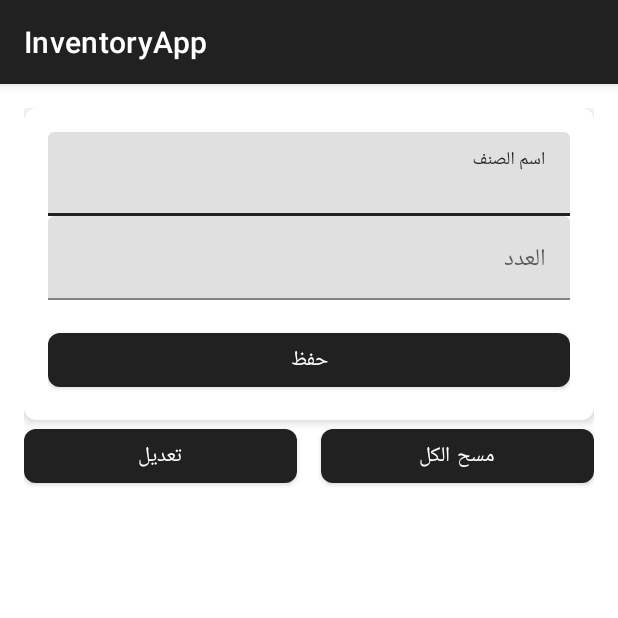
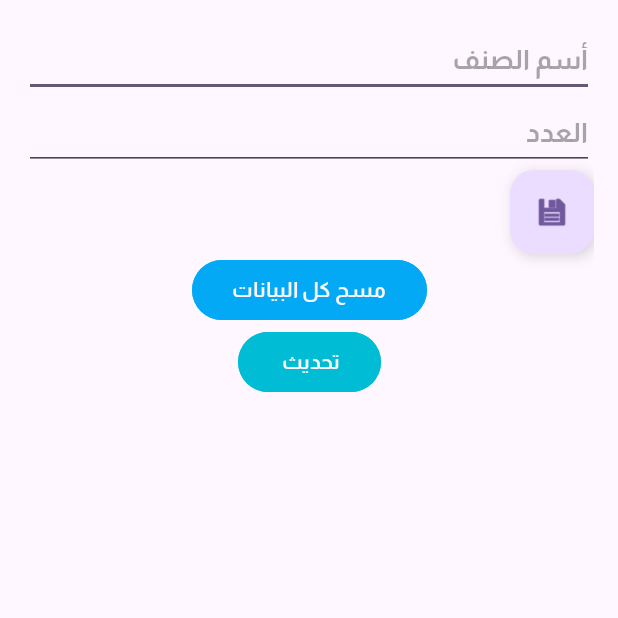
Before and after one commit to mohamed2539/AndroidSaveInfoApp, an Android app: the screen it shows after launch (MainActivity), on a phone screen of 412 x 824 dp, the top half of it. Run offline under Robolectric (Android 15) with nearby library versions, the phone set to English and light mode, and no system bars.

```diff
--- a/app/src/main/java/com/example/inventoryapp/MainActivity.java
+++ b/app/src/main/java/com/example/inventoryapp/MainActivity.java
@@ -6,72 +6,88 @@ import android.database.sqlite.SQLiteDatabase;
 import android.os.Bundle;
 import androidx.appcompat.app.AlertDialog;
 import androidx.appcompat.app.AppCompatActivity;
+import androidx.recyclerview.widget.LinearLayoutManager;
+import androidx.recyclerview.widget.RecyclerView;
+import android.view.LayoutInflater;
 import android.view.View;
-import android.widget.ArrayAdapter;
 import android.widget.Button;
 import android.widget.EditText;
-import android.widget.ListView;
 import android.widget.Toast;
+import com.google.android.material.floatingactionbutton.FloatingActionButton;
 import java.util.ArrayList;
 
 public class MainActivity extends AppCompatActivity {
 
     private EditText editTextClassName, editTextQuantity;
-    private Button buttonSave, buttonClearAll, buttonUpdate;
-    private ListView listViewItems;
+    private Button buttonClearAll, buttonUpdate;
+    private RecyclerView recyclerViewItems;
     private ArrayList<String> itemsList;
-    private ArrayAdapter<String> adapter;
+    private ItemAdapter adapter;
     private DatabaseHelper dbHelper;
+    private FloatingActionButton fabSave;
 
     @Override
     protected void onCreate(Bundle savedInstanceState) {
         super.onCreate(savedInstanceState);
         setContentView(R.layout.activity_main);
 
-        // تهيئة العناصر
+        // Initialize views
         editTextClassName = findViewById(R.id.editTextClassName);
         editTextQuantity = findViewById(R.id.editTextQuantity);
-        buttonSave = findViewById(R.id.buttonSave);
         buttonClearAll = findViewById(R.id.buttonClearAll);
         buttonUpdate = findViewById(R.id.buttonUpdate);
-        listViewItems = findViewById(R.id.listViewItems);
+        recyclerViewItems = findViewById(R.id.recyclerViewItems);
+        fabSave = findViewById(R.id.fabSave);
 
-        // تهيئة القائمة و Adapter
+        // Initialize RecyclerView
         itemsList = new ArrayList<>();
-        adapter = new ArrayAdapter<>(this, android.R.layout.simple_list_item_1, itemsList);
-        listViewItems.setAdapter(adapter);
+        dbHelper = new DatabaseHelper(this);
+        adapter = new ItemAdapter(itemsList, dbHelper);
+        recyclerViewItems.setLayoutManager(new LinearLayoutManager(this));
+        recyclerViewItems.setAdapter(adapter);
 
-        // تهيئة قاعدة البيانات
-        dbHelper = new DatabaseHelper(this);
-
-        // تحميل البيانات عند بدء التشغيل
+        // Load items from database
         loadItemsFromDatabase();
 
         // Save Button Listener
-        buttonSave.setOnClickListener(v -> saveItemToDatabase());
+        fabSave.setOnClickListener(v -> saveItemToDatabase());
+
+        // Clear All Button Listener
+        buttonClearAll.setOnClickListener(v -> {
+            new AlertDialog.Builder(MainActivity.this)
+                    .setTitle(" مسح الكل")
+                    .setMessage("أنت متاكد يا تيحه أنك عايز تمسح كل حاجه ولا انت مصطبح")
+                    .setPositiveButton("Yes", (dialog, which) -> {
+                        dbHelper.clearAllItems();
+                        itemsList.clear();
+                        adapter.notifyDataSetChanged();
+                        Toast.makeText(MainActivity.this, "شغلانه خره مسحتلك ياعم كل حاجه", Toast.LENGTH_SHORT).show();
+                    })
+                    .setNegativeButton("No", null)
+                    .show();
+        });
 
         // Update Button Listener
         buttonUpdate.setOnClickListener(v -> {
-            int selectedItemPosition = listViewItems.getCheckedItemPosition();
+            int selectedItemPosition = adapter.getSelectedItemPosition();
 
-            if (selectedItemPosition != ListView.INVALID_POSITION) { // تأكد من اختيار العنصر
+            if (selectedItemPosition != RecyclerView.NO_POSITION) {
                 String selectedItem = itemsList.get(selectedItemPosition);
                 String[] parts = selectedItem.split(" - ");
 
-                if (parts.length >= 3) { // تأكد من وجود ID واسم الصنف والعدد
+                if (parts.length >= 3) {
                     int itemId = Integer.parseInt(parts[0]);
                     String currentClassName = parts[1];
                     int currentQuantity = Integer.parseInt(parts[2]);
 
-                    // إنشاء حوار التعديل
+                    // Create update dialog
                     AlertDialog.Builder builder = new AlertDialog.Builder(MainActivity.this);
-                    View dialogView = getLayoutInflater().inflate(R.layout.update_dialog, null);
+                    View dialogView = LayoutInflater.from(this).inflate(R.layout.update_dialog, null);
 
                     EditText editClassName = dialogView.findViewById(R.id.editTextUpdateClassName);
                     EditText editQuantity = dialogView.findViewById(R.id.editTextUpdateQuantity);
                     Button btnUpdateDialog = dialogView.findViewById(R.id.buttonUpdateDialog);
 
-                    // تعيين القيم الحالية
                     editClassName.setText(currentClassName);
                     editQuantity.setText(String.valueOf(currentQuantity));
 
@@ -85,44 +101,26 @@ public class MainActivity extends AppCompatActivity {
                         if (!newClassName.isEmpty() && !newQuantityStr.isEmpty()) {
                             try {
                                 int newQuantity = Integer.parseInt(newQuantityStr);
-                                updateItem(newClassName, newQuantityStr, itemId); // تحديث السجل
-                                dialog.dismiss(); // إغلاق الحوار بعد التعديل
+                                updateItem(newClassName, newQuantityStr, itemId);
+                                dialog.dismiss();
                             } catch (NumberFormatException e) {
-                                Toast.makeText(MainActivity.this, "يرجى إدخال عدد صحيح", Toast.LENGTH_SHORT).show();
+                                Toast.makeText(MainActivity.this, "ياعم انت بتستلوح أكتب رقم ياعم ", Toast.LENGTH_SHORT).show();
                             }
                         } else {
-                            Toast.makeText(MainActivity.this, "يرجى إدخال جميع البيانات", Toast.LENGTH_SHORT).show();
+                            Toast.makeText(MainActivity.this, " فوق كده الله يرضى عليك وأكتب كل البيانات", Toast.LENGTH_SHORT).show();
                         }
                     });
 
                     dialog.show();
                 } else {
-                    Toast.makeText(this, "خطأ في البيانات المخزنة", Toast.LENGTH_SHORT).show();
+                    Toast.makeText(this, "Error in stored data", Toast.LENGTH_SHORT).show();
                 }
             } else {
-                Toast.makeText(this, "اختر عنصرًا لتعديله", Toast.LENGTH_SHORT).show();
+                Toast.makeText(this, "Select an item to update", Toast.LENGTH_SHORT).show();
             }
-        });
-
-        // Clear All Button Listener
-        buttonClearAll.setOnClickListener(v -> {
-            new AlertDialog.Builder(MainActivity.this)
-                    .setTitle("تأكيد المسح")
-                    .setMessage("هل أنت متأكد من أنك تريد مسح جميع الصنوف؟")
-                    .setPositiveButton("نعم", (dialog, which) -> {
-                        dbHelper.clearAllItems();
-                        itemsList.clear();
-                        adapter.notifyDataSetChanged(); // تحديث ListView
-                        Toast.makeText(MainActivity.this, "تم مسح جميع الصنوف", Toast.LENGTH_SHORT).show();
-                    })
-                    .setNegativeButton("لا", null)
-                    .show();
         });
     }
 
-    /**
-     * دالة لحفظ العنصر في قاعدة البيانات
-     */
     private void saveItemToDatabase() {
         String className = editTextClassName.getText().toString().trim();
         String quantityStr = editTextQuantity.getText().toString().trim();
@@ -133,26 +131,22 @@ public class MainActivity extends AppCompatActivity {
                 boolean isInserted = dbHelper.insertItem(className, quantityStr);
 
                 if (isInserted) {
-                    Toast.makeText(this, "تم الحفظ بنجاح", Toast.LENGTH_SHORT).show();
-                    loadItemsFromDatabase(); // إعادة تحميل البيانات
+                    Toast.makeText(this, " صبح صبح يا تيحه", Toast.LENGTH_SHORT).show();
+                    loadItemsFromDatabase();
                 } else {
-                    Toast.makeText(this, "فشل الحفظ", Toast.LENGTH_SHORT).show();
+                    Toast.makeText(this, "فوق كده لحالك مفيش حاجه أتسجلت", Toast.LENGTH_SHORT).show();
                 }
             } catch (NumberFormatException e) {
-                Toast.makeText(this, "يرجى إدخال عدد صحيح", Toast.LENGTH_SHORT).show();
+                Toast.makeText(this, "Please enter a valid number", Toast.LENGTH_SHORT).show();
             }
         } else {
-            Toast.makeText(this, "يرجى إدخال جميع البيانات", Toast.LENGTH_SHORT).show();
+            Toast.makeText(this, "Please fill all fields", Toast.LENGTH_SHORT).show();
         }
 
-        // مسح الحقول بعد الحفظ
         editTextClassName.setText("");
         editTextQuantity.setText("");
     }
 
-    /**
-     * دالة لتحميل العناصر من قاعدة البيانات
-     */
     private void loadItemsFromDatabase() {
         Cursor cursor = dbHelper.getAllItems();
         itemsList.clear();
@@ -164,22 +158,18 @@ public class MainActivity extends AppCompatActivity {
                     String className = cursor.getString(cursor.getColumnIndexOrThrow(DatabaseHelper.COLUMN_CLASS_NAME));
                     int quantity = cursor.getInt(cursor.getColumnIndexOrThrow(DatabaseHelper.COLUMN_QUANTITY));
 
-                    // إضافة عنصر بصيغة "ID - ClassName - Quantity"
                     itemsList.add(id + " - " + className + " - " + quantity);
                 } catch (IllegalArgumentException e) {
                     System.err.println("Error: Missing column in database");
                 }
             } while (cursor.moveToNext());
 
-            cursor.close(); // إغلاق المؤشر بعد الاستخدام
+            cursor.close();
         }
 
-        adapter.notifyDataSetChanged(); // تحديث ListView
+        adapter.notifyDataSetChanged();
     }
 
-    /**
-     * دالة لتحديث العنصر في قاعدة البيانات
-     */
     private void updateItem(String className, String quantity, int id) {
         SQLiteDatabase db = dbHelper.getWritableDatabase();
         ContentValues values = new ContentValues();
@@ -188,10 +178,10 @@ public class MainActivity extends AppCompatActivity {
 
         long result = db.update(DatabaseHelper.TABLE_ITEMS, values, DatabaseHelper.COLUMN_ID + " = ?", new String[]{String.valueOf(id)});
         if (result != 0) {
-            Toast.makeText(this, "تم التعديل بنجاح", Toast.LENGTH_SHORT).show();
-            loadItemsFromDatabase(); // إعادة تحميل البيانات
+            Toast.makeText(this, "حدثنا البيانات يا معاليك", Toast.LENGTH_SHORT).show();
+            loadItemsFromDatabase();
         } else {
-            Toast.makeText(this, "فشل التعديل", Toast.LENGTH_SHORT).show();
+            Toast.makeText(this, " متحدثش والله شوف كده انت نيلت ايه غلط", Toast.LENGTH_SHORT).show();
         }
     }
 }
--- a/app/src/main/res/layout/activity_main.xml
+++ b/app/src/main/res/layout/activity_main.xml
@@ -1,110 +1,72 @@
+<?xml version="1.0" encoding="utf-8"?>
 <androidx.constraintlayout.widget.ConstraintLayout xmlns:android="http://schemas.android.com/apk/res/android"
     xmlns:app="http://schemas.android.com/apk/res-auto"
     android:layout_width="match_parent"
     android:layout_height="match_parent"
     android:padding="16dp">
 
-    <!-- Card for Input Fields -->
-    <com.google.android.material.card.MaterialCardView
-        android:id="@+id/cardInput"
+    <!-- EditText for Class Name -->
+    <EditText
+        android:id="@+id/editTextClassName"
         android:layout_width="0dp"
         android:layout_height="wrap_content"
+        android:hint="أسم الصنف"
         app:layout_constraintTop_toTopOf="parent"
         app:layout_constraintStart_toStartOf="parent"
-        app:layout_constraintEnd_toEndOf="parent"
-        app:cardElevation="4dp"
-        app:cardCornerRadius="8dp"
-        android:layout_marginBottom="16dp">
+        app:layout_constraintEnd_toEndOf="parent" />
 
-        <LinearLayout
-            android:layout_width="match_parent"
+    <!-- EditText for Quantity -->
+    <EditText
+        android:id="@+id/editTextQuantity"
+        android:layout_width="0dp"
         android:layout_height="wrap_content"
-            android:orientation="vertical"
-            android:padding="16dp">
-
-            <!-- Class Name Input -->
-            <com.google.android.material.textfield.TextInputLayout
-                android:layout_width="match_parent"
-                android:layout_height="wrap_content"
-                android:hint="اسم الصنف">
-
-                <com.google.android.material.textfield.TextInputEditText
-                    android:id="@+id/editTextClassName"
-                    android:layout_width="match_parent"
-                    android:layout_height="wrap_content"
-                    android:inputType="text" />
-            </com.google.android.material.textfield.TextInputLayout>
-
-            <!-- Quantity Input -->
-            <com.google.android.material.textfield.TextInputLayout
-                android:layout_width="match_parent"
-                android:layout_height="wrap_content"
-                android:hint="العدد">
-
-                <com.google.android.material.textfield.TextInputEditText
-                    android:id="@+id/editTextQuantity"
-                    android:layout_width="match_parent"
-                    android:layout_height="wrap_content"
-                    android:inputType="number" />
-            </com.google.android.material.textfield.TextInputLayout>
+        android:hint="العدد"
+        android:inputType="number"
+        app:layout_constraintTop_toBottomOf="@id/editTextClassName"
+        app:layout_constraintStart_toStartOf="parent"
+        app:layout_constraintEnd_toEndOf="parent" />
 
     <!-- Save Button -->
-            <com.google.android.material.button.MaterialButton
-                android:id="@+id/buttonSave"
-                android:layout_width="match_parent"
+    <com.google.android.material.floatingactionbutton.FloatingActionButton
+        android:id="@+id/fabSave"
+        android:layout_width="wrap_content"
         android:layout_height="wrap_content"
-                android:text="حفظ"
-                app:cornerRadius="8dp"
-                android:layout_marginTop="16dp" />
-        </LinearLayout>
-    </com.google.android.material.card.MaterialCardView>
+        android:contentDescription="Save Item"
+        app:srcCompat="@android:drawable/ic_menu_save"
+        app:layout_constraintTop_toBottomOf="@id/editTextQuantity"
+        app:layout_constraintEnd_toEndOf="parent" />
 
-    <!-- Update and Clear All Buttons -->
-    <LinearLayout
-        android:id="@+id/linearLayoutButtons"
-        android:layout_width="0dp"
+    <!-- Clear All Button -->
+    <Button
+        android:id="@+id/buttonClearAll"
+        android:layout_width="wrap_content"
         android:layout_height="wrap_content"
-        android:orientation="horizontal"
-        app:layout_constraintTop_toBottomOf="@id/cardInput"
+        android:text=" مسح كل البيانات "
+        android:textColor="@color/TextButtonColor"
+        app:layout_constraintTop_toBottomOf="@id/fabSave"
         app:layout_constraintStart_toStartOf="parent"
         app:layout_constraintEnd_toEndOf="parent"
-        android:layout_marginBottom="16dp">
+        android:backgroundTint="@color/dark_on_primary"/>
 
     <!-- Update Button -->
-        <com.google.android.material.button.MaterialButton
+    <Button
         android:id="@+id/buttonUpdate"
-            android:layout_width="0dp"
+        android:layout_width="wrap_content"
         android:layout_height="wrap_content"
-            android:layout_weight="1"
-            android:text="تعديل"
-            app:cornerRadius="8dp"
-            android:layout_marginEnd="8dp"
+        android:text=" تحديث  "
+        android:textColor="@color/TextButtonColor"
+        app:layout_constraintTop_toBottomOf="@id/buttonClearAll"
         app:layout_constraintStart_toStartOf="parent"
-            app:layout_constraintEnd_toStartOf="@id/buttonClearAll"
-            app:layout_constraintTop_toTopOf="parent"
-            app:layout_constraintBottom_toBottomOf="parent" />
+        app:layout_constraintEnd_toEndOf="parent"
+        android:backgroundTint="@color/dark_primary"/>
 
-        <!-- Clear All Button -->
-        <com.google.android.material.button.MaterialButton
-            android:id="@+id/buttonClearAll"
-            android:layout_width="0dp"
-            android:layout_height="wrap_content"
-            android:layout_weight="1"
-            android:text="مسح الكل"
-            app:cornerRadius="8dp"
-            android:layout_marginStart="8dp"
-            app:layout_constraintStart_toEndOf="@id/buttonUpdate"
-            app:layout_constraintEnd_toEndOf="parent"
-            app:layout_constraintTop_toTopOf="parent"
-            app:layout_constraintBottom_toBottomOf="parent" />
-    </LinearLayout>
-
-    <!-- Items List (ListView) -->
-    <ListView
-        android:id="@+id/listViewItems"
+    <!-- RecyclerView -->
+    <androidx.recyclerview.widget.RecyclerView
+        android:id="@+id/recyclerViewItems"
         android:layout_width="0dp"
         android:layout_height="0dp"
-        app:layout_constraintTop_toBottomOf="@id/linearLayoutButtons"
+        android:textColor="@color/TextButtonColor"
+        app:layout_constraintTop_toBottomOf="@id/buttonUpdate"
         app:layout_constraintBottom_toBottomOf="parent"
         app:layout_constraintStart_toStartOf="parent"
         app:layout_constraintEnd_toEndOf="parent" />
--- a/app/src/main/res/values/colors.xml
+++ b/app/src/main/res/values/colors.xml
@@ -5,10 +5,12 @@
     <color name="on_primary">#FFFFFF</color>
     <color name="surface">#FFFFFF</color>
     <color name="on_surface">#000000</color>
+    <color name="TextButtonColor">#FAF5FA</color>
+    <!-- Dark Theme Colors -->
+    <color name="dark_primary">#00BCD4</color>
+    <color name="dark_on_primary">#03A9F4</color>
+    <color name="dark_surface">#673AB7</color>
+    <color name="dark_on_surface">#FFFFFF</color>
+    <color name="selectedItemColor">#8A2196F3</color>  <!-- اختر اللون الذي تريده -->
 
-    <!-- Dark Theme Colors -->
-    <color name="dark_primary">#BB86FC</color>
-    <color name="dark_on_primary">#000000</color>
-    <color name="dark_surface">#121212</color>
-    <color name="dark_on_surface">#FFFFFF</color>
 </resources>
--- a/app/src/main/res/values/themes.xml
+++ b/app/src/main/res/values/themes.xml
@@ -1,11 +1,13 @@
+
+
 <resources xmlns:tools="http://schemas.android.com/tools">
-    <!-- Base application theme. -->
-    <style name="Base.Theme.InventoryApp" parent="Theme.Material3.DayNight.NoActionBar">
-        <!-- Customize your light theme here. -->
-        <!-- <item name="colorPrimary">@color/my_light_primary</item> -->
-    </style>
+<!-- Base application theme. -->
+<style name="Base.Theme.InventoryApp" parent="Theme.Material3.DayNight.NoActionBar">
+    <!-- تطبيق الخط على مستوى التطبيق -->
 
-    <style name="Theme.InventoryApp" parent="Theme.MaterialComponents.DayNight.DarkActionBar">
-        <!-- Your theme settings -->
-    </style>
+</style>
+
+<style name="Theme.InventoryApp" parent="Base.Theme.InventoryApp">
+    <item name="android:fontFamily">@font/almarai</item>
+</style>
 </resources>
```
Also changed, not shown: app/src/main/java/com/example/inventoryapp/Item.java (added, +27 -0 lines), app/src/main/java/com/example/inventoryapp/ItemAdapter.java (+21 -29 lines), app/src/main/res/anim/recycler_item_anim.xml (added, +11 -0 lines), app/src/main/res/font/almaraifont.xml (added, +8 -0 lines), app/src/main/res/layout/item_layout.xml (added, +15 -0 lines), app/src/main/res/layout/update_dialog.xml (+4 -7 lines), app/src/main/res/font/almarai.ttf (added), 1 other file. Lines whose indentation alone changed are shown as unchanged.
